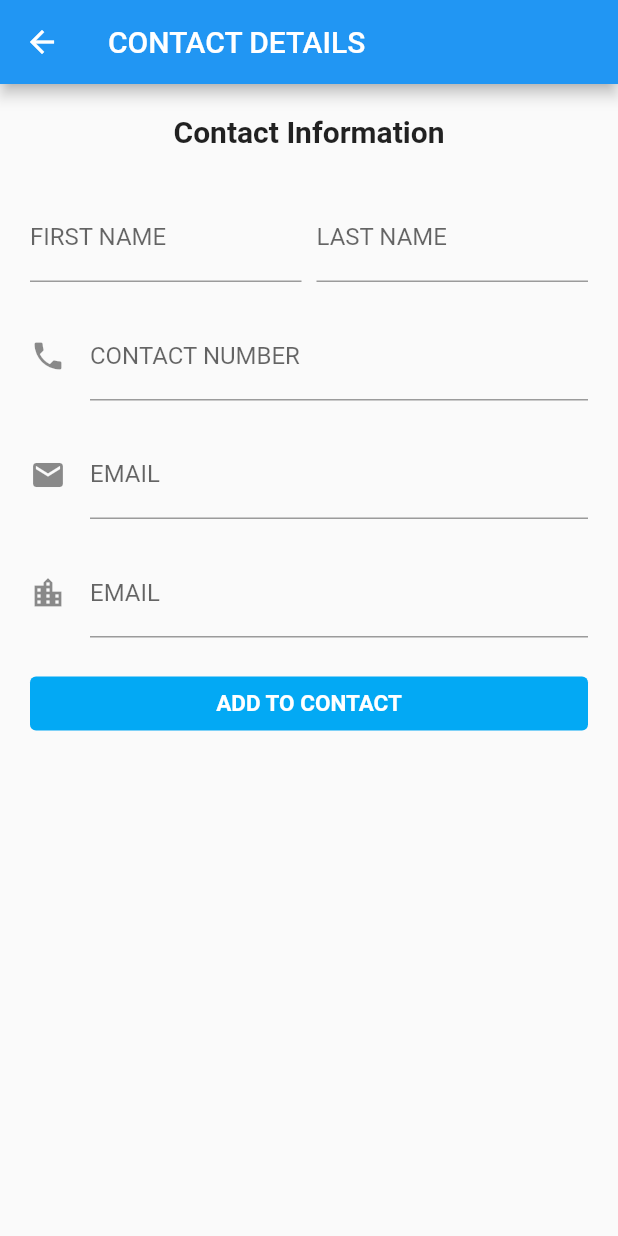
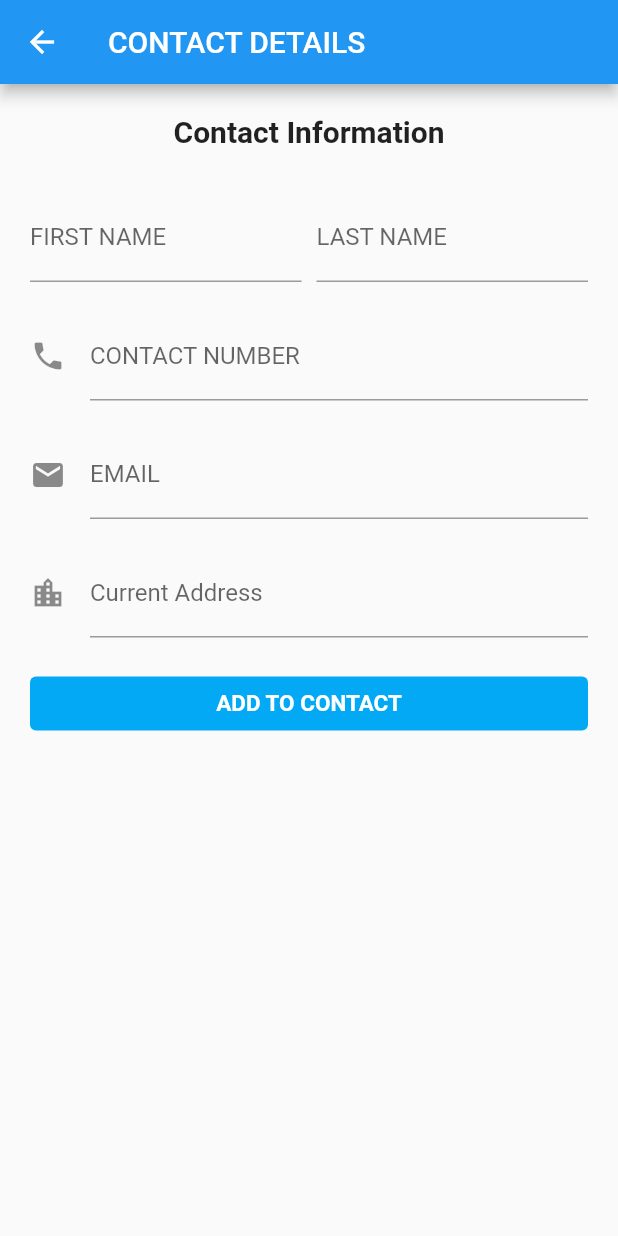
Before and after one commit to ASBHYCEPE/ADET21_CEPE_CONTACTLIST, a Flutter app: the ContactDetails screen opened directly, on a phone screen of 412 x 824 dp. Run offline on Flutter 3.47's test engine with Material 2 defaults, Android fonts, the phone set to English and light mode, and no system bars; our stand-ins replace sqflite; accounts and stored records are empty.

Commit message:
Modified label text for address

```diff
--- a/lib/pages/contact_details.dart
+++ b/lib/pages/contact_details.dart
@@ -84,7 +84,8 @@ class ContactDetails extends StatelessWidget {
             TextFormField(
               controller: addressController,
               decoration: const InputDecoration(
-                  labelText: 'EMAIL', icon: Icon(Icons.location_city)),
+                  labelText: 'Current Address',
+                  icon: Icon(Icons.location_city)),
             ),
             const SizedBox(
               height: 20.0,
```
